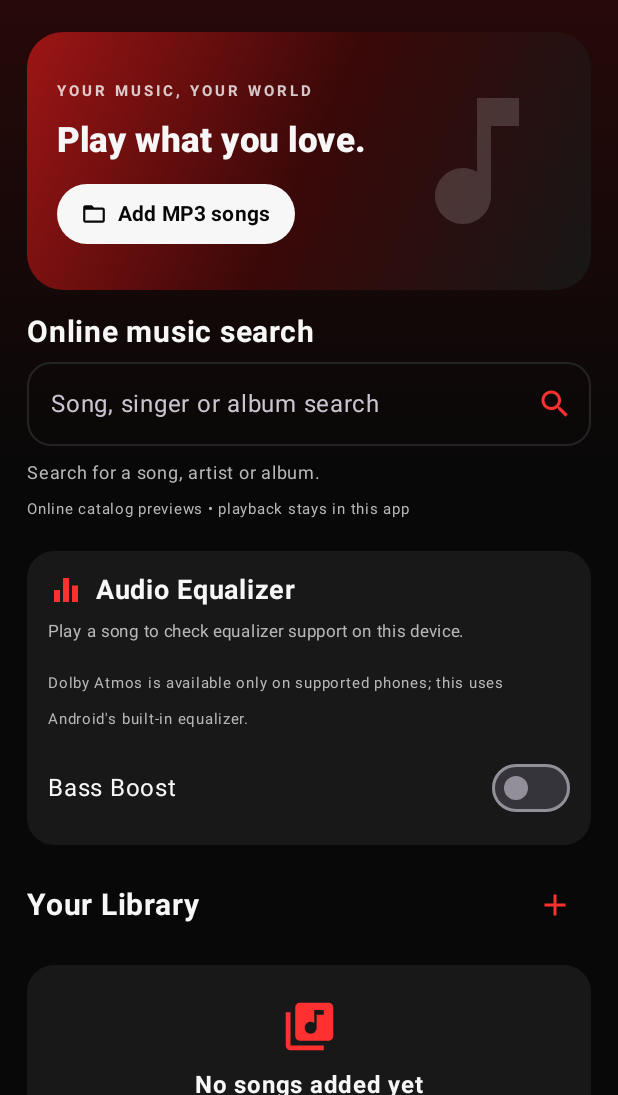
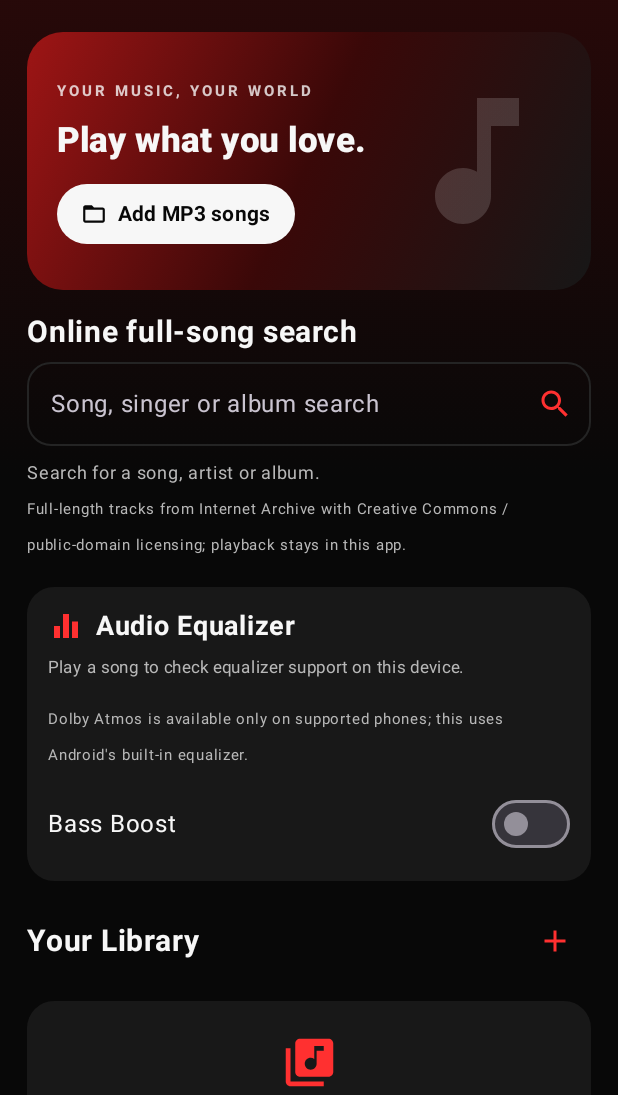
Before and after one commit to Mrperfectyadav007/Mr-perfect-yadav-_07, an Android app built with Jetpack Compose: the screen it shows after launch (MainActivity), on a phone screen of 412 x 824 dp, the part 141-1236 px from its top. Run offline under Robolectric (Android 15) with nearby library versions, the phone set to English and light mode, and no system bars.

Commit message:
Add licensed full-length online music streaming

```diff
--- a/android-app/app/src/main/java/com/mrperfectyadav/app/MainActivity.kt
+++ b/android-app/app/src/main/java/com/mrperfectyadav/app/MainActivity.kt
@@ -230,7 +230,7 @@ fun MrPerfectApp() {
                     }
                 }
                 item {
-                    Text("Online music search", color = White, fontSize = 20.sp, fontWeight = FontWeight.Bold)
+                    Text("Online full-song search", color = White, fontSize = 20.sp, fontWeight = FontWeight.Bold)
                     Spacer(Modifier.height(8.dp))
                     OutlinedTextField(
                         value = searchQuery,
@@ -253,22 +253,49 @@ fun MrPerfectApp() {
                                     val found = withContext(Dispatchers.IO) {
                                         runCatching {
                                             val encoded = URLEncoder.encode(q, "UTF-8")
-                                            val connection = (URL("https://itunes.apple.com/search?term=$encoded&entity=song&limit=25&country=IN").openConnection() as HttpURLConnection)
-                                            connection.connectTimeout = 12000
-                                            connection.readTimeout = 12000
+                                            val query = q.split(Regex("\\s+")).filter { it.isNotBlank() }.joinToString(" AND ") { term ->
+                                                "title:\\\"$term\\\""
+                                            }
+                                            val encoded = URLEncoder.encode("mediatype:audio AND ($query)", "UTF-8")
+                                            val searchUrl = URL("https://archive.org/advancedsearch.php?q=$encoded&fl[]=identifier&fl[]=title&fl[]=creator&fl[]=licenseurl&rows=15&page=1&output=json")
+                                            val connection = (searchUrl.openConnection() as HttpURLConnection)
+                                            connection.connectTimeout = 15000
+                                            connection.readTimeout = 20000
                                             connection.requestMethod = "GET"
                                             try {
                                                 val body = connection.inputStream.bufferedReader().use { it.readText() }
-                                                val results = JSONObject(body).getJSONArray("results")
+                                                val docs = JSONObject(body).getJSONObject("response").getJSONArray("docs")
                                                 buildList {
-                                                    for (i in 0 until results.length()) {
-                                                        val item = results.getJSONObject(i)
-                                                        val preview = item.optString("previewUrl")
-                                                        if (preview.startsWith("https://") || preview.startsWith("http://")) {
-                                                            val title = item.optString("trackName", "Unknown track")
-                                                            val artist = item.optString("artistName", "Unknown artist")
-                                                            add(LocalSong(Uri.parse(preview), "$title — $artist"))
-                                                        }
+                                                    for (i in 0 until docs.length()) {
+                                                        val doc = docs.getJSONObject(i)
+                                                        val identifier = doc.optString("identifier")
+                                                        val license = doc.optString("licenseurl").lowercase()
+                                                        if (identifier.isBlank() || !(license.contains("creativecommons.org") || license.contains("publicdomain"))) continue
+                                                        val metadataUrl = URL("https://archive.org/metadata/${Uri.encode(identifier)}")
+                                                        val metaConnection = (metadataUrl.openConnection() as HttpURLConnection)
+                                                        metaConnection.connectTimeout = 10000
+                                                        metaConnection.readTimeout = 12000
+                                                        try {
+                                                            val metaText = metaConnection.inputStream.bufferedReader().use { it.readText() }
+                                                            val files = JSONObject(metaText).optJSONArray("files") ?: continue
+                                                            var audioFile: String? = null
+                                                            for (j in 0 until files.length()) {
+                                                                val file = files.optJSONObject(j) ?: continue
+                                                                val name = file.optString("name")
+                                                                val format = file.optString("format")
+                                                                if (name.lowercase().endsWith(".mp3") &&
+                                                                    (format.contains("mp3", true) || format.contains("audio", true))) {
+                                                                    audioFile = name
+                                                                    break
+                                                                }
+                                                            }
+                                                            if (audioFile != null) {
+                                                                val title = doc.optString("title", "Untitled audio")
+                                                                val creator = doc.optString("creator", "Unknown artist")
+                                                                val streamUrl = "https://archive.org/download/${Uri.encode(identifier)}/${Uri.encode(audioFile!!)}"
+                                                                add(LocalSong(Uri.parse(streamUrl), "$title — $creator"))
+                                                            }
+                                                        } finally { metaConnection.disconnect() }
                                                     }
                                                 }
                                             } finally { connection.disconnect() }
@@ -276,7 +303,7 @@ fun MrPerfectApp() {
                                     }
                                     onlineSongs = found
                                     songs = (songs + found).distinctBy { it.uri }
-                                    searchMessage = if (found.isEmpty()) "No playable previews found. Try another search." else "Tap a song to play its preview inside this app."
+                                    searchMessage = if (found.isEmpty()) "No licensed full tracks found. Try another title or artist." else "Full-length Creative Commons / public-domain tracks found. Tap to stream in this app."
                                     isSearching = false
                                 }
                             }) {
@@ -303,10 +330,10 @@ fun MrPerfectApp() {
                             Text(song.title, color = White, fontSize = 13.sp,
                                 modifier = Modifier.weight(1f).padding(horizontal = 10.dp),
                                 maxLines = 2, overflow = TextOverflow.Ellipsis)
-                            Icon(Icons.Default.PlayCircle, contentDescription = "Play preview", tint = Red)
+                            Icon(Icons.Default.PlayCircle, contentDescription = "Play full track", tint = Red)
                         }
                     }
-                    Text("Online catalog previews • playback stays in this app", color = Muted, fontSize = 10.sp)
+                    Text("Full-length tracks from Internet Archive with Creative Commons / public-domain licensing; playback stays in this app.", color = Muted, fontSize = 10.sp)
                 }
                 item {
                     Card(
@@ -481,7 +508,7 @@ fun MrPerfectApp() {
                         Text("Equalizer and Bass Boost", color = Red, fontWeight = FontWeight.Bold)
                         Text("Use the Audio Equalizer section on the home screen. Bass Boost works when the phone audio effect is supported.", fontSize = 12.sp)
                         Text("Notification / lock-screen controls are not yet integrated in this build.", fontSize = 12.sp, color = Muted)
-                        Text("Online catalog currently supplies short previews, not full-length tracks.", fontSize = 12.sp, color = Muted)
+                        Text("Online search streams full-length Creative Commons / public-domain MP3 files from Internet Archive. Mainstream commercial releases may not be available.", fontSize = 12.sp, color = Muted)
                         Text("About MR. PERFECT YADAV", color = Red, fontWeight = FontWeight.Bold)
                         Text("Premium red-and-black music player", fontSize = 12.sp)
                     }
```
